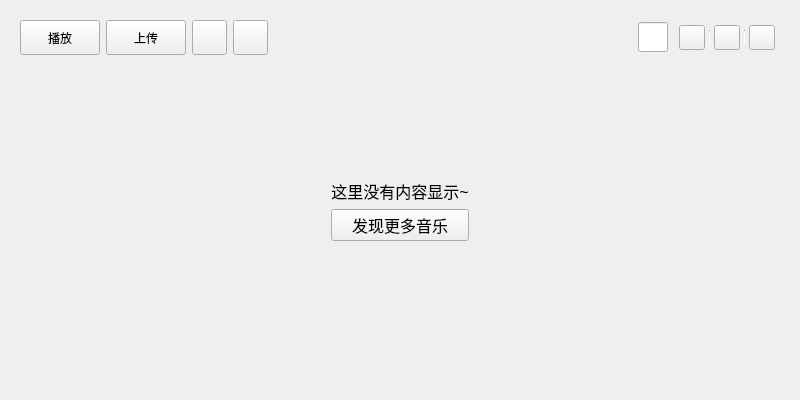
This is KuGouStart/MusicCloudDisk/UploadedSong/UploadedSong.ui in a-mo-xi-wei/Qt-KuGouAppClient as Qt 5 draws it before an edit. The edited form follows.
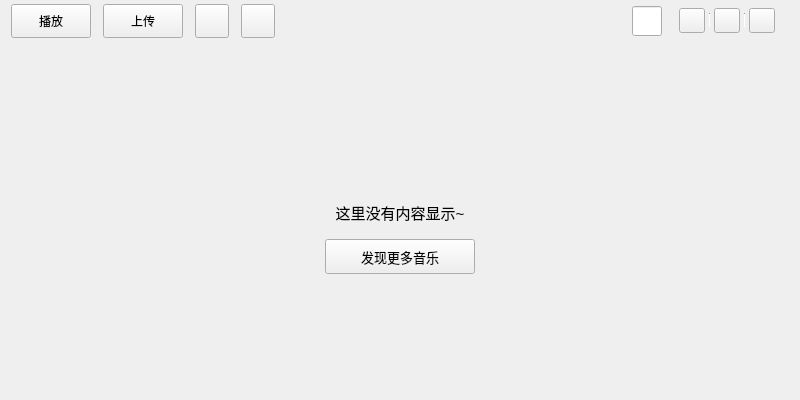
This is the edited form. Custom widgets are drawn as their Qt base class.

Commit message: 已上传界面完成

```diff
--- a/KuGouStart/MusicCloudDisk/UploadedSong/UploadedSong.ui
+++ b/KuGouStart/MusicCloudDisk/UploadedSong/UploadedSong.ui
@@ -13,27 +13,42 @@
   <property name="windowTitle">
    <string>UploadedSong</string>
   </property>
-  <layout class="QVBoxLayout" name="verticalLayout">
+  <layout class="QVBoxLayout" name="verticalLayout_2">
+   <property name="topMargin">
+    <number>4</number>
+   </property>
    <item>
-    <widget class="QWidget" name="widget" native="true">
+    <widget class="QWidget" name="cloud_operation_widget" native="true">
      <layout class="QHBoxLayout" name="horizontalLayout">
+      <property name="spacing">
+       <number>12</number>
+      </property>
+      <property name="leftMargin">
+       <number>0</number>
+      </property>
+      <property name="topMargin">
+       <number>0</number>
+      </property>
       <item>
        <widget class="QToolButton" name="toolButton">
         <property name="minimumSize">
          <size>
           <width>80</width>
-          <height>35</height>
+          <height>34</height>
          </size>
         </property>
         <property name="maximumSize">
          <size>
           <width>80</width>
-          <height>35</height>
+          <height>34</height>
          </size>
         </property>
         <property name="text">
          <string>播放</string>
         </property>
+        <property name="toolButtonStyle">
+         <enum>Qt::ToolButtonTextBesideIcon</enum>
+        </property>
        </widget>
       </item>
       <item>
@@ -41,13 +56,13 @@
         <property name="minimumSize">
          <size>
           <width>80</width>
-          <height>35</height>
+          <height>34</height>
          </size>
         </property>
         <property name="maximumSize">
          <size>
           <width>80</width>
-          <height>35</height>
+          <height>34</height>
          </size>
         </property>
         <property name="cursor">
@@ -56,20 +71,23 @@
         <property name="text">
          <string>上传</string>
         </property>
+        <property name="toolButtonStyle">
+         <enum>Qt::ToolButtonTextBesideIcon</enum>
+        </property>
        </widget>
       </item>
       <item>
        <widget class="QToolButton" name="toolButton_3">
         <property name="minimumSize">
          <size>
-          <width>35</width>
-          <height>35</height>
+          <width>34</width>
+          <height>34</height>
          </size>
         </property>
         <property name="maximumSize">
          <size>
-          <width>35</width>
-          <height>35</height>
+          <width>34</width>
+          <height>34</height>
          </size>
         </property>
         <property name="text">
@@ -81,14 +99,14 @@
        <widget class="QToolButton" name="toolButton_4">
         <property name="minimumSize">
          <size>
-          <width>35</width>
-          <height>35</height>
+          <width>34</width>
+          <height>34</height>
          </size>
         </property>
         <property name="maximumSize">
          <size>
-          <width>35</width>
-          <height>35</height>
+          <width>34</width>
+          <height>34</height>
          </size>
         </property>
         <property name="text">
@@ -283,25 +301,25 @@
    </item>
    <item>
     <widget class="QWidget" name="widget_3" native="true">
-     <layout class="QVBoxLayout" name="verticalLayout_8">
+     <layout class="QVBoxLayout" name="verticalLayout" stretch="1,1,1">
       <item>
        <spacer name="verticalSpacer_2">
         <property name="orientation">
          <enum>Qt::Vertical</enum>
         </property>
-        <property name="sizeType">
-         <enum>QSizePolicy::Fixed</enum>
-        </property>
         <property name="sizeHint" stdset="0">
          <size>
           <width>20</width>
-          <height>100</height>
+          <height>40</height>
          </size>
         </property>
        </spacer>
       </item>
       <item>
        <layout class="QGridLayout" name="gridLayout">
+        <property name="verticalSpacing">
+         <number>15</number>
+        </property>
         <item row="0" column="0">
          <spacer name="horizontalSpacer_8">
           <property name="orientation">
@@ -319,18 +337,18 @@
          <widget class="QLabel" name="label_16">
           <property name="font">
            <font>
-            <pointsize>12</pointsize>
+            <pointsize>11</pointsize>
            </font>
           </property>
           <property name="text">
            <string>这里没有内容显示~</string>
           </property>
           <property name="alignment">
-           <set>Qt::AlignCenter</set>
+           <set>Qt::AlignBottom|Qt::AlignHCenter</set>
           </property>
          </widget>
         </item>
-        <item row="0" column="2" rowspan="2">
+        <item row="0" column="2">
          <spacer name="horizontalSpacer_9">
           <property name="orientation">
            <enum>Qt::Horizontal</enum>
@@ -343,11 +361,36 @@
           </property>
          </spacer>
         </item>
-        <item row="1" column="1" rowspan="2">
-         <widget class="QPushButton" name="pushButton_7">
+        <item row="1" column="0">
+         <spacer name="horizontalSpacer_11">
+          <property name="orientation">
+           <enum>Qt::Horizontal</enum>
+          </property>
+          <property name="sizeHint" stdset="0">
+           <size>
+            <width>40</width>
+            <height>20</height>
+           </size>
+          </property>
+         </spacer>
+        </item>
+        <item row="1" column="1">
+         <widget class="QPushButton" name="search_pushButton">
+          <property name="minimumSize">
+           <size>
+            <width>150</width>
+            <height>35</height>
+           </size>
+          </property>
+          <property name="maximumSize">
+           <size>
+            <width>150</width>
+            <height>35</height>
+           </size>
+          </property>
           <property name="font">
            <font>
-            <pointsize>12</pointsize>
+            <pointsize>10</pointsize>
            </font>
           </property>
           <property name="cursor">
@@ -358,20 +401,7 @@
           </property>
          </widget>
         </item>
-        <item row="2" column="0">
-         <spacer name="horizontalSpacer_11">
-          <property name="orientation">
-           <enum>Qt::Horizontal</enum>
-          </property>
-          <property name="sizeHint" stdset="0">
-           <size>
-            <width>40</width>
-            <height>20</height>
-           </size>
-          </property>
-         </spacer>
-        </item>
-        <item row="2" column="2">
+        <item row="1" column="2">
          <spacer name="horizontalSpacer_10">
           <property name="orientation">
            <enum>Qt::Horizontal</enum>
```
Left out of the diff: 13 changed lines with no effect on the pictures. The commit also changes 4 other files.
